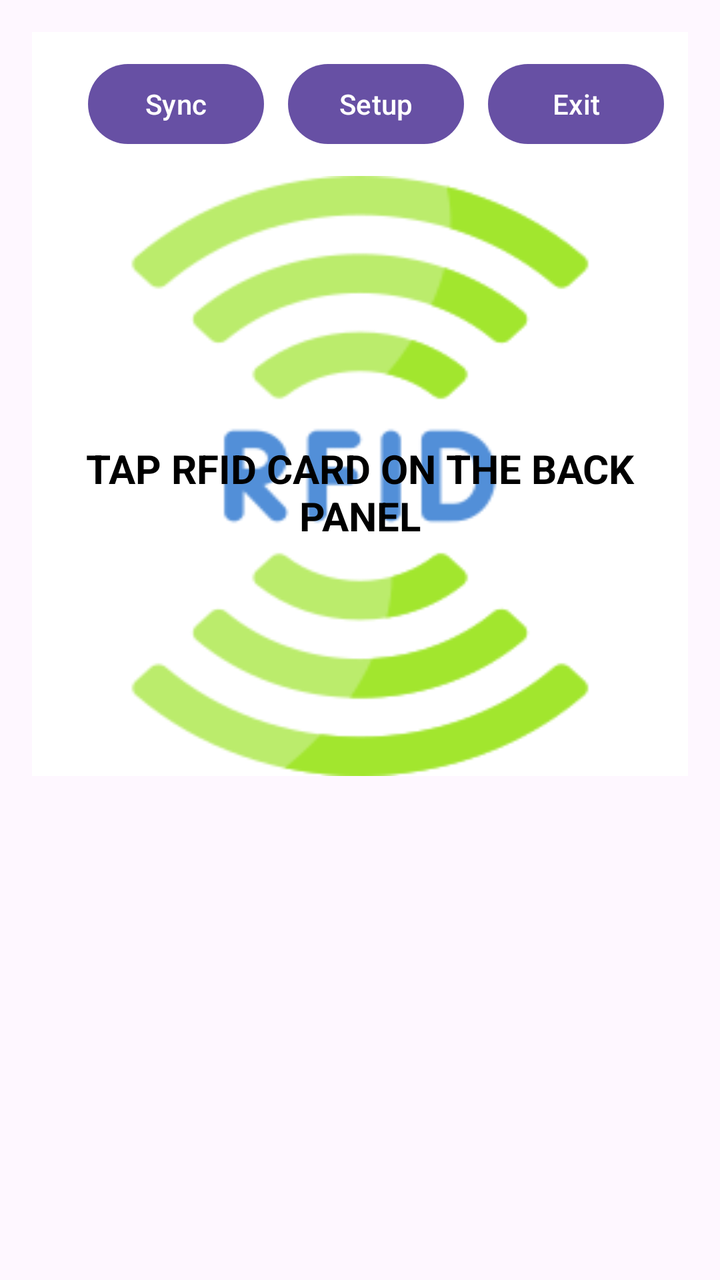
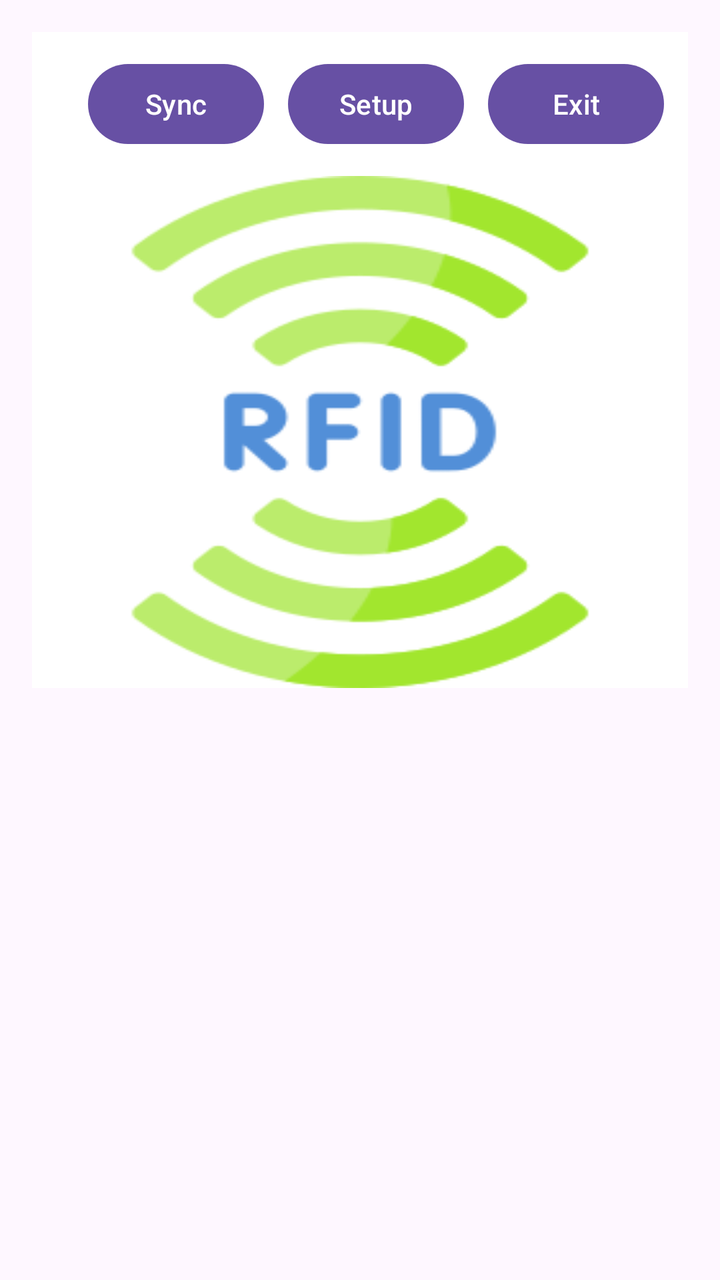

Screens rendered from an Android XML layout before and after an edit, with the pre-edit source and the edit as a unified diff.
<!-- AndroidManifest.xml: application theme Theme.Rfid -->
<!-- res/layout/activity_main.xml -->
<?xml version="1.0" encoding="utf-8"?>
<ScrollView xmlns:android="http://schemas.android.com/apk/res/android"
    android:layout_width="match_parent"
    android:layout_height="wrap_content"
    android:padding="16dp">
    <RelativeLayout
        android:layout_width="match_parent"
        android:layout_height="match_parent"
        android:background="#FFFFFF">



        `
        <LinearLayout
            android:id="@+id/topBar"
            android:layout_width="match_parent"
            android:layout_height="wrap_content"
            android:orientation="horizontal"
            android:padding="12dp"
            android:gravity="end">

            <Button
                android:id="@+id/btnSync"
                android:layout_width="wrap_content"
                android:layout_height="wrap_content"
                android:text="Sync" />

            <Button
                android:id="@+id/btnSetup"
                android:text="Setup"
                android:layout_width="wrap_content"
                android:layout_height="wrap_content"
                android:layout_marginStart="12dp"/>

            <Button
                android:id="@+id/btnExit"
                android:text="Exit"
                android:layout_width="wrap_content"
                android:layout_height="wrap_content"
                android:layout_marginStart="12dp"/>

        </LinearLayout>

        <LinearLayout
            android:id="@+id/background_main"
            android:layout_width="match_parent"
            android:layout_height="300dp"
            android:layout_below="@id/topBar"
            android:background="@drawable/_360454"
            android:gravity="center"
            android:orientation="vertical">

            <TextView
                android:id="@+id/tvTap"
                android:layout_width="wrap_content"
                android:layout_height="wrap_content"
                android:layout_gravity="center"
                android:layout_marginTop="16dp"
                android:foregroundGravity="center"
                android:gravity="center"
                android:text="TAP RFID CARD ON THE BACK PANEL"
                android:textColor="#000"
                android:textSize="20sp"
                android:textStyle="bold" />

            
            <androidx.cardview.widget.CardView
                android:id="@+id/cardDetails"
                android:layout_width="match_parent"
                android:layout_height="wrap_content"
                android:layout_margin="16dp"
                android:visibility="gone">

                <LinearLayout
                    android:id="@+id/detailsContainer"
                    android:layout_width="match_parent"
                    android:layout_height="wrap_content"
                    android:orientation="vertical" />
            </androidx.cardview.widget.CardView>

        </LinearLayout>

    </RelativeLayout>
</ScrollView>
<!-- resources referenced by this layout -->
<resources>
  <!-- drawable _360454: png bitmap (drawable, 14635 bytes) -->
  <style name="Theme.Rfid" parent="Base.Theme.Rfid" />
  <style name="Base.Theme.Rfid" parent="Theme.Material3.DayNight.NoActionBar">
          
          
      </style>
</resources>

<!-- the commit's change to res/layout/activity_main.xml (unified diff, before → after) -->
@@ -18,6 +18,13 @@
             android:orientation="horizontal"
             android:padding="12dp"
             android:gravity="end">
+
+            <Button
+                android:id="@+id/btnIssuerfid"
+                android:layout_width="wrap_content"
+                android:layout_height="wrap_content"
+                android:text="Issue card"
+                android:visibility="gone" />
 
             <Button
                 android:id="@+id/btnSync"
@@ -44,7 +51,7 @@
         <LinearLayout
             android:id="@+id/background_main"
             android:layout_width="match_parent"
-            android:layout_height="300dp"
+            android:layout_height="wrap_content"
             android:layout_below="@id/topBar"
             android:background="@drawable/_360454"
             android:gravity="center"
@@ -61,14 +68,15 @@
                 android:text="TAP RFID CARD ON THE BACK PANEL"
                 android:textColor="#000"
                 android:textSize="20sp"
-                android:textStyle="bold" />
+                android:textStyle="bold"
+                android:visibility="gone" />
 
             
             <androidx.cardview.widget.CardView
                 android:id="@+id/cardDetails"
                 android:layout_width="match_parent"
                 android:layout_height="wrap_content"
-                android:layout_margin="16dp"
+                android:layout_margin="8dp"
                 android:visibility="gone">
 
                 <LinearLayout
@@ -78,7 +86,47 @@
                     android:orientation="vertical" />
             </androidx.cardview.widget.CardView>
 
+
         </LinearLayout>
+        <LinearLayout
+            android:id="@+id/background_main2"
+            android:layout_width="match_parent"
+            android:layout_height="wrap_content"
+            android:layout_below="@id/background_main"
+            android:gravity="center"
+            android:orientation="vertical">
+            <androidx.cardview.widget.CardView
+                android:id="@+id/cardSetupDetails"
+                android:layout_width="match_parent"
+                android:layout_height="wrap_content"
+                android:layout_below="@id/background_main"
+                android:layout_margin="8dp"
+                android:visibility="gone"
+                android:elevation="6dp">
 
+                <LinearLayout
+                    android:layout_width="match_parent"
+                    android:layout_height="wrap_content"
+                    android:orientation="vertical"
+                    android:padding="12dp">
+
+                    <TextView
+                        android:layout_width="wrap_content"
+                        android:layout_height="wrap_content"
+                        android:text="Setup Details"
+                        android:textSize="18sp"
+                        android:textStyle="bold"
+                        android:textColor="#000"
+                        android:paddingBottom="8dp"/>
+
+                    <LinearLayout
+                        android:id="@+id/setupDetailsContainer"
+                        android:layout_width="match_parent"
+                        android:layout_height="wrap_content"
+                        android:orientation="vertical"/>
+
+                </LinearLayout>
+            </androidx.cardview.widget.CardView>
+        </LinearLayout>
     </RelativeLayout>
 </ScrollView>
